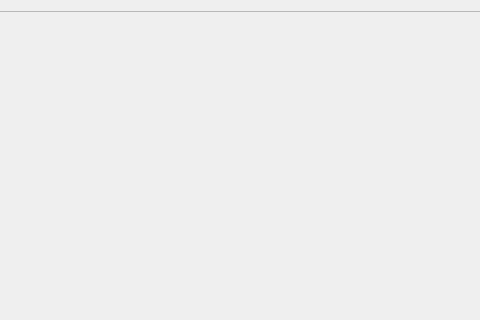
timattt/Cognitia-II, file Sources/App/ClientChat/clientchat.ui: the form before one commit; both pictures show x 129 to 609 and y 0 to 320 of the 739 by 520 pixel window.
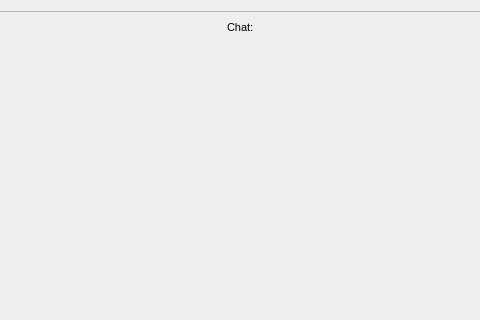
The form after the commit.

Commit message: MentorClient | Feature | cosmetic changes

Diff of the .ui file:
```diff
--- a/Sources/App/ClientChat/clientchat.ui
+++ b/Sources/App/ClientChat/clientchat.ui
@@ -29,6 +29,20 @@
        </rect>
       </property>
       <layout class="QVBoxLayout" name="verticalLayout_2">
+       <item alignment="Qt::AlignHCenter">
+        <widget class="QLabel" name="label">
+         <property name="font">
+          <font>
+           <pointsize>8</pointsize>
+           <weight>50</weight>
+           <bold>false</bold>
+          </font>
+         </property>
+         <property name="text">
+          <string>Chat:</string>
+         </property>
+        </widget>
+       </item>
        <item>
         <spacer name="verticalSpacer">
          <property name="orientation">
```
